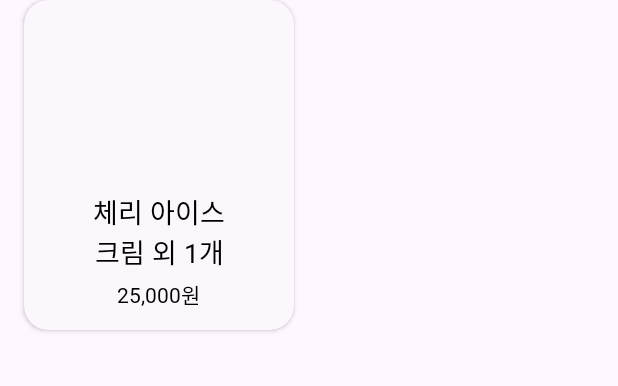
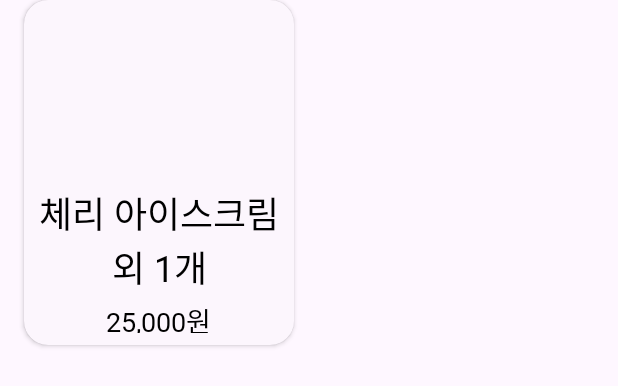
Before and after one commit to Dufrane-S/icepop, an Android app: the layout item_recent_order.xml on its own in the app's theme, with its tools: preview values and no code run, on a phone screen of 412 x 824 dp. Shown: the top 386 px of the screen. Run offline under Robolectric (Android 15) with nearby library versions, the phone set to English and light mode, and no system bars; network calls fail; Roboto replaces fonts that are not available here.

Commit message:
Fix : 최근 주문 내역 item 폰트 키우기

```diff
--- a/android/app/src/main/res/layout/item_recent_order.xml
+++ b/android/app/src/main/res/layout/item_recent_order.xml
@@ -4,7 +4,7 @@
     xmlns:tools="http://schemas.android.com/tools"
     xmlns:app="http://schemas.android.com/apk/res-auto"
     android:layout_width="180dp"
-    android:layout_height="220dp"
+    android:layout_height="230dp"
     android:layout_marginStart="16dp"
     android:layout_marginBottom="8dp"
     android:orientation="vertical"
@@ -41,11 +41,11 @@
     <TextView
         android:id="@+id/recent_order_name"
         android:layout_marginTop="8dp"
-        android:layout_width="100dp"
+        android:layout_width="160dp"
         android:layout_height="wrap_content"
         android:layout_marginHorizontal="8dp"
         android:layout_marginBottom="4dp"
-        android:textSize="18dp"
+        android:textSize="24dp"
         android:textColor="@color/black"
         android:gravity="center"
         tools:text="체리 아이스크림 외 1개" />
@@ -54,6 +54,7 @@
         android:id="@+id/recent_order_price"
         android:layout_width="wrap_content"
         android:layout_height="wrap_content"
+        android:textSize="18sp"
         android:textColor="@color/black"
         android:layout_marginBottom="4dp"
         tools:text="25,000원" />
@@ -61,6 +62,7 @@
         android:id="@+id/recent_order_date_time_tv"
         android:layout_width="wrap_content"
         android:layout_height="wrap_content"
+        android:textSize="18sp"
         android:textColor="@color/black"
         android:layout_marginBottom="8dp"
         tools:text="2024.11.20 14:30" />
```
Also changed, not shown: android/app/src/main/res/layout/fragment_ice_cream_list.xml (+8 -0 lines).
